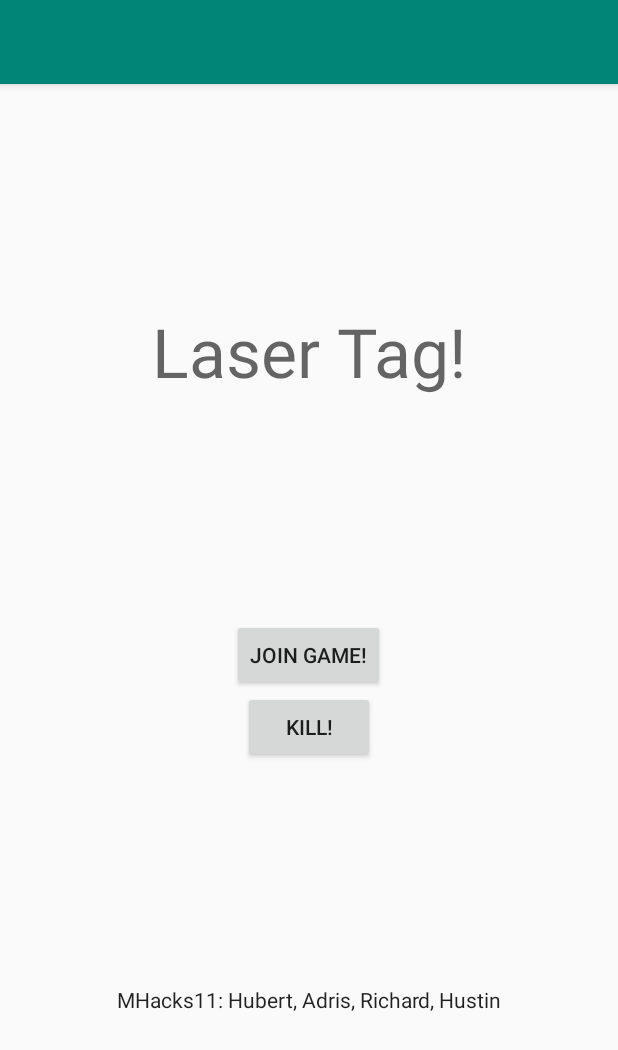
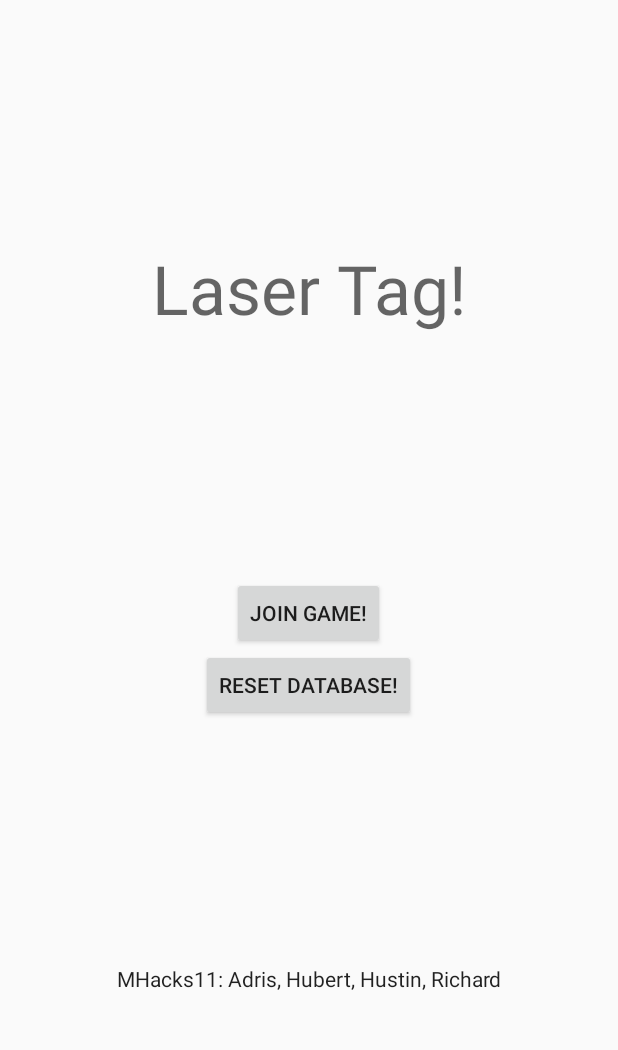
Before and after one commit to rguan72/Laser-Tag, an Android app: the screen it shows after launch (MainActivity), on a phone screen of 412 x 824 dp. Shown: the top 1050 px of the screen. Run offline under Robolectric (Android 15) with nearby library versions, the phone set to English and light mode, and no system bars; our stand-ins replace Firebase (no records; nobody signed in at launch, a user with empty details on screens opened directly).

Commit message:
Disabled Action Bar. Reset Database and Game.

```diff
--- a/LaserTag/app/src/main/java/com/lasertag/mhacks11/lasertag/Database.java
+++ b/LaserTag/app/src/main/java/com/lasertag/mhacks11/lasertag/Database.java
@@ -1,5 +1,9 @@
 package com.lasertag.mhacks11.lasertag;
 
+import android.content.Intent;
+import android.graphics.Color;
+import android.os.CountDownTimer;
+import android.os.Handler;
 import android.util.Log;
 
 import com.google.firebase.database.DataSnapshot;
@@ -108,19 +112,6 @@ public class Database
                 else
                     totalDeaths = (long) tmp;
                 Log.d ("totalDeaths", "" + totalDeaths);
-
-                if (player != null && player.getDeaths() > 0)
-                    CameraActivity.die ();
-
-                if (numPlayers > 1 && numPlayers - totalDeaths <= 1)
-                {
-                    numPlayers = 0;
-                    totalDeaths = 0;
-                    myRef.child ("numPlayers").setValue(numPlayers);
-                    myRef.child ("totalDeaths").setValue(totalDeaths);
-                    myRef.child ("players").removeValue();
-                    //CameraActivity.startEnding();
-                }
             }
             @Override
             public void onCancelled(DatabaseError databaseError)
@@ -137,10 +128,24 @@ public class Database
             @Override
             public void onDataChange(DataSnapshot snapshot)
             {
-                if (player != null)
-                    Log.d ("hotpotato", (long) snapshot.child (player.getId()).child ("deaths").getValue() + "");
+//                if (player != null)
+//                    Log.d ("hotpotato", (long) snapshot.child (player.getId()).child ("deaths").getValue() + "");
                 if (player != null && (long) snapshot.child (player.getId()).child ("deaths").getValue() > 0)
                     CameraActivity.die();
+                else if (totalDeaths > 0)
+                {
+                    Handler handler = new Handler();
+                    handler.postDelayed(new Runnable()
+                    {
+                        @Override
+                        public void run()
+                        {
+                            Intent intent = new Intent(MainActivity.getmContext(), MainActivity.class);
+                            MainActivity.getmContext().startActivity(intent);
+                        }
+                    }, 1000);
+                }
+
 
                 /*if (numPlayers - totalDeaths <= 1)
                 {
@@ -158,4 +163,13 @@ public class Database
             }
         });
     }
+
+    public static void resetDatabase ()
+    {
+        numPlayers = 0;
+        totalDeaths = 0;
+        myRef.child ("numPlayers").setValue(numPlayers);
+        myRef.child ("totalDeaths").setValue(totalDeaths);
+        myRef.child ("players").removeValue();
+    }
 }
--- a/LaserTag/app/src/main/java/com/lasertag/mhacks11/lasertag/MainActivity.java
+++ b/LaserTag/app/src/main/java/com/lasertag/mhacks11/lasertag/MainActivity.java
@@ -1,6 +1,7 @@
 package com.lasertag.mhacks11.lasertag;
 
 import android.app.AlertDialog;
+import android.content.Context;
 import android.content.DialogInterface;
 import android.content.Intent;
 import android.provider.ContactsContract;
@@ -21,12 +22,16 @@ import com.google.firebase.database.ValueEventListener;
 
 public class MainActivity extends AppCompatActivity
 {
+    private static Context mContext;
+
 
     @Override
     protected void onCreate(Bundle savedInstanceState)
     {
         super.onCreate(savedInstanceState);
         setContentView(R.layout.activity_main);
+
+        mContext = this;
 
         Database.updateNumPlayers ();
         Database.updateTotalDeaths ();
@@ -79,5 +84,13 @@ public class MainActivity extends AppCompatActivity
         Database.killPlayer("player" + Database.getNumPlayers());
     }
 
+    public void resetDatabase (View view)
+    {
+        Database.resetDatabase();
+    }
 
+    public static Context getmContext ()
+    {
+        return mContext;
+    }
 }
--- a/LaserTag/app/src/main/res/layout/activity_main.xml
+++ b/LaserTag/app/src/main/res/layout/activity_main.xml
@@ -32,8 +32,8 @@
         android:layout_width="wrap_content"
         android:layout_height="wrap_content"
         android:layout_weight="0"
-        android:onClick="kill"
-        android:text="Kill!"
+        android:onClick="resetDatabase"
+        android:text="Reset Database!"
         tools:layout_editor_absoluteX="100dp"
         tools:layout_editor_absoluteY="100dp" />
 
@@ -43,7 +43,7 @@
         android:layout_height="wrap_content"
         android:layout_weight="3"
         android:gravity="center"
-        android:text="MHacks11: Hubert, Adris, Richard, Hustin"
+        android:text="MHacks11: Adris, Hubert, Hustin, Richard"
         android:textAppearance="@style/TextAppearance.AppCompat.Body1" />
 
 </LinearLayout>
--- a/LaserTag/app/src/main/res/values/styles.xml
+++ b/LaserTag/app/src/main/res/values/styles.xml
@@ -1,7 +1,7 @@
 <resources>
 
     <!-- Base application theme. -->
-    <style name="AppTheme" parent="Base.Theme.AppCompat.Light.DarkActionBar">
+    <style name="AppTheme" parent="Theme.AppCompat.Light.NoActionBar">
         <!-- Customize your theme here. -->
         <item name="colorPrimary">@color/colorPrimary</item>
         <item name="colorPrimaryDark">@color/colorPrimaryDark</item>
```
